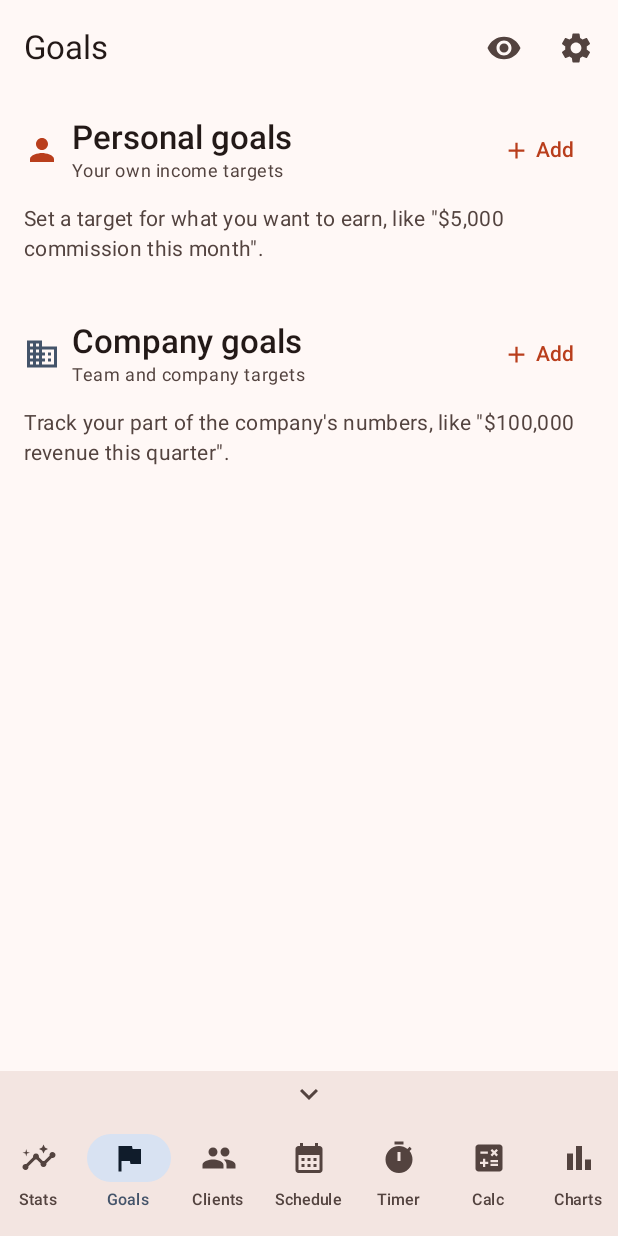
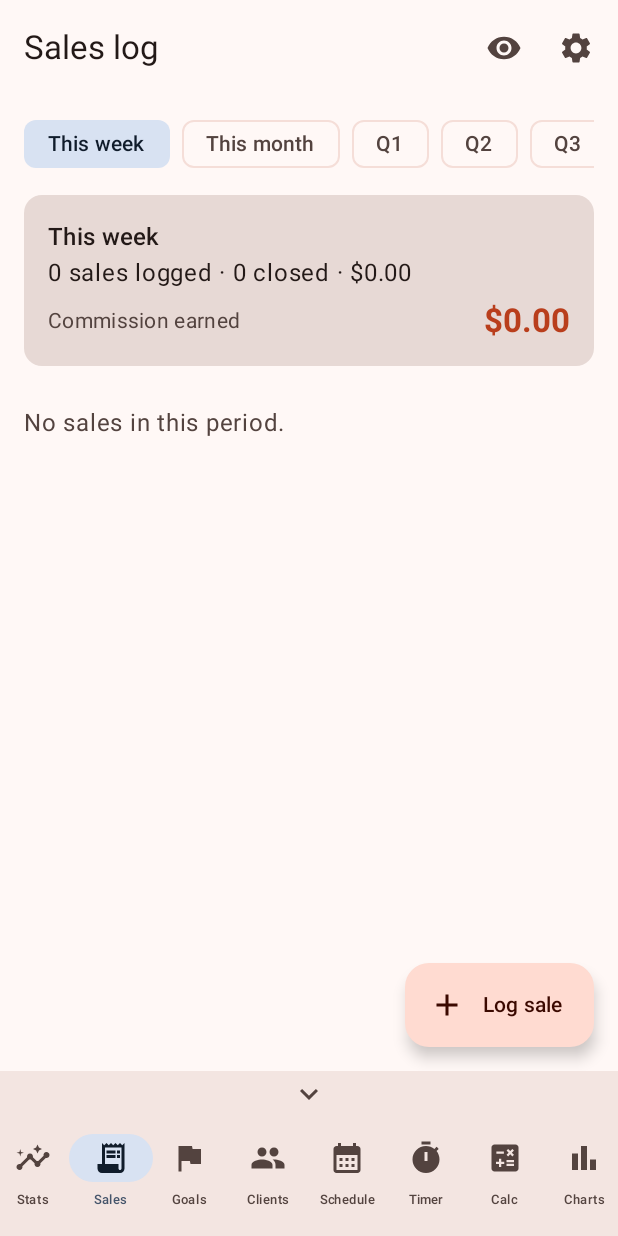
Before and after one commit to Ray-Aurelius/SalesTracker, an Android app built with Jetpack Compose: the composable SalesApp shown on its own in the app's theme, item 2 of the bottom bar chosen, on a phone screen of 412 x 824 dp. Run offline under Robolectric (Android 15) with nearby library versions, the phone set to English and light mode, and no system bars.

Commit message:
Sales tab with week/month/Q1-Q4/year/all-time filters; quarters on Stats; fingerprint/PIN to delete clients and sales
Co-Authored-By: Claude Opus 5.5 <noreply@anthropic.com>
Claude-Session: https://claude.ai/code/session_013fLhE5NWs9uEYnMEV2QD7t

```diff
--- a/app/src/main/java/com/salestracker/app/MainActivity.kt
+++ b/app/src/main/java/com/salestracker/app/MainActivity.kt
@@ -110,6 +110,8 @@ import com.salestracker.app.ui.AppViewModel
 import com.salestracker.app.ui.screens.AppearanceDialog
 import com.salestracker.app.ui.screens.CalculatorScreen
 import com.salestracker.app.ui.screens.ChartsScreen
+import androidx.compose.material.icons.automirrored.filled.ReceiptLong
+import com.salestracker.app.ui.screens.SalesScreen
 import com.salestracker.app.ui.screens.ScheduleScreen
 import com.salestracker.app.ui.screens.CalendarScreen
 import com.salestracker.app.ui.screens.ClientsScreen
@@ -211,6 +213,7 @@ class MainActivity : AppCompatActivity() {
 
 private enum class Tab(@StringRes val label: Int, @StringRes val title: Int, val icon: ImageVector) {
     DASHBOARD(R.string.tab_stats, R.string.title_stats, Icons.Filled.Insights),
+    SALES(R.string.tab_sales, R.string.title_sales, Icons.AutoMirrored.Filled.ReceiptLong),
     GOALS(R.string.tab_goals, R.string.title_goals, Icons.Filled.Flag),
     CLIENTS(R.string.tab_clients, R.string.title_clients, Icons.Filled.People),
     CALENDAR(R.string.tab_calendar, R.string.title_calendar, Icons.Filled.CalendarMonth),
@@ -350,6 +353,7 @@ internal fun SalesApp(vm: AppViewModel, isDark: Boolean) {
                 CompositionLocalProvider(LocalContentWidth provides maxWidth) {
                     when (tab) {
                         Tab.DASHBOARD -> DashboardScreen(vm, data)
+                        Tab.SALES -> SalesScreen(vm, data)
                         Tab.GOALS -> GoalsScreen(vm, data)
                         Tab.CLIENTS -> ClientsScreen(vm, data)
                         Tab.CALENDAR -> ScheduleScreen(vm, data)
--- a/app/src/main/java/com/salestracker/app/data/Stats.kt
+++ b/app/src/main/java/com/salestracker/app/data/Stats.kt
@@ -7,21 +7,40 @@ import java.time.LocalDate
 import java.time.ZoneId
 import java.time.temporal.TemporalAdjusters
 
+/**
+ * Time ranges for the Stats and Sales tabs. Weeks start on Monday; quarters are the current
+ * calendar year's (Q1 = January–March … Q4 = October–December).
+ */
 enum class Period(@StringRes val label: Int) {
     TODAY(R.string.period_today),
     WEEK(R.string.period_week),
     MONTH(R.string.period_month),
+    Q1(R.string.period_q1),
+    Q2(R.string.period_q2),
+    Q3(R.string.period_q3),
+    Q4(R.string.period_q4),
+    YEAR(R.string.period_year),
     ALL(R.string.period_all);
 
-    fun startMillis(zone: ZoneId = ZoneId.systemDefault()): Long {
-        val today = LocalDate.now(zone)
-        val start = when (this) {
-            TODAY -> today
-            WEEK -> today.with(TemporalAdjusters.previousOrSame(DayOfWeek.MONDAY))
-            MONTH -> today.withDayOfMonth(1)
-            ALL -> return 0L
-        }
-        return start.atStartOfDay(zone).toInstant().toEpochMilli()
+    /** First day of the range and the first day after it; null for all time. */
+    fun range(today: LocalDate = LocalDate.now()): Pair<LocalDate, LocalDate>? = when (this) {
+        TODAY -> today to today.plusDays(1)
+        WEEK -> today.with(TemporalAdjusters.previousOrSame(DayOfWeek.MONDAY)).let { it to it.plusWeeks(1) }
+        MONTH -> today.withDayOfMonth(1).let { it to it.plusMonths(1) }
+        Q1, Q2, Q3, Q4 -> LocalDate.of(today.year, (ordinal - Q1.ordinal) * 3 + 1, 1).let { it to it.plusMonths(3) }
+        YEAR -> today.withDayOfYear(1).let { it to it.plusYears(1) }
+        ALL -> null
+    }
+
+    fun startMillis(zone: ZoneId = ZoneId.systemDefault()): Long =
+        range(LocalDate.now(zone))?.first?.atStartOfDay(zone)?.toInstant()?.toEpochMilli() ?: 0L
+
+    /** The sales that fall in this range. */
+    fun filter(sales: List<Sale>, today: LocalDate = LocalDate.now(), zone: ZoneId = ZoneId.systemDefault()): List<Sale> {
+        val (from, to) = range(today) ?: return sales
+        val start = from.atStartOfDay(zone).toInstant().toEpochMilli()
+        val end = to.atStartOfDay(zone).toInstant().toEpochMilli()
+        return sales.filter { it.timestamp in start until end }
     }
 }
 
--- a/app/src/main/java/com/salestracker/app/security/AppAuth.kt
+++ b/app/src/main/java/com/salestracker/app/security/AppAuth.kt
@@ -27,6 +27,8 @@ object AppAuth {
         onSuccess: () -> Unit,
         onStart: () -> Unit = {},
         onEnd: () -> Unit = {},
+        title: Int = R.string.unlock_prompt_title,
+        subtitle: Int = R.string.unlock_prompt_subtitle,
     ) {
         onStart()
         val prompt = BiometricPrompt(
@@ -43,8 +45,8 @@ object AppAuth {
         )
         prompt.authenticate(
             BiometricPrompt.PromptInfo.Builder()
-                .setTitle(activity.getString(R.string.unlock_prompt_title))
-                .setSubtitle(activity.getString(R.string.unlock_prompt_subtitle))
+                .setTitle(activity.getString(title))
+                .setSubtitle(activity.getString(subtitle))
                 .setAllowedAuthenticators(ALLOWED)
                 .build()
         )
--- a/app/src/main/java/com/salestracker/app/ui/AppViewModel.kt
+++ b/app/src/main/java/com/salestracker/app/ui/AppViewModel.kt
@@ -178,6 +178,17 @@ class AppViewModel(app: Application) : AndroidViewModel(app) {
     fun chooseDarkMode(m: DarkMode) {
         darkMode = m
         settings.edit().putString("darkMode", m.name).apply()
+    }
+
+    /**
+     * Deleting a client or a sale, or erasing all data, first asks for the phone's fingerprint, face, PIN or
+     * password (on by default). Android checks it; the app never sees or stores the PIN.
+     */
+    var protectDeletes by mutableStateOf(settings.getBoolean("protectDeletes", true))
+        private set
+    fun changeProtectDeletes(on: Boolean) {
+        protectDeletes = on
+        settings.edit().putBoolean("protectDeletes", on).apply()
     }
 
     /** Where the tab menu sits: along the bottom (default) or down the left side. */
--- a/app/src/main/java/com/salestracker/app/ui/screens/Adaptive.kt
+++ b/app/src/main/java/com/salestracker/app/ui/screens/Adaptive.kt
@@ -13,6 +13,8 @@ import androidx.compose.material3.LocalTextStyle
 import androidx.compose.material3.Text
 import androidx.compose.runtime.Composable
 import androidx.compose.runtime.compositionLocalOf
+import com.salestracker.app.security.findActivity
+import androidx.compose.runtime.remember
 import androidx.compose.ui.Alignment
 import androidx.compose.ui.Modifier
 import androidx.compose.ui.graphics.TransformOrigin
@@ -146,3 +148,31 @@ fun AddFab(text: String, icon: ImageVector, onClick: () -> Unit, modifier: Modif
         modifier = modifier,
     )
 }
+
+/**
+ * Runs a deletion only after the owner proves it's them with the phone's fingerprint, face, PIN or
+ * password, when that protection is on and the phone has a screen lock. Otherwise runs it straight away
+ * (it has already been confirmed in a dialog).
+ */
+@Composable
+fun rememberOwnerCheck(vm: com.salestracker.app.ui.AppViewModel): ((() -> Unit) -> Unit) {
+    val context = androidx.compose.ui.platform.LocalContext.current
+    val protect = vm.protectDeletes
+    return remember(protect, context) {
+        { action ->
+            val activity = context.findActivity()
+            if (protect && activity != null && com.salestracker.app.security.AppAuth.isAvailable(context)) {
+                com.salestracker.app.security.AppAuth.authenticate(
+                    activity,
+                    onSuccess = action,
+                    onStart = vm::beginAuth,
+                    onEnd = vm::endAuth,
+                    title = com.salestracker.app.R.string.confirm_delete_title,
+                    subtitle = com.salestracker.app.R.string.confirm_delete_subtitle,
+                )
+            } else {
+                action()
+            }
+        }
+    }
+}
--- a/app/src/main/java/com/salestracker/app/ui/screens/ClientsScreen.kt
+++ b/app/src/main/java/com/salestracker/app/ui/screens/ClientsScreen.kt
@@ -86,6 +86,7 @@ import com.salestracker.app.ui.AppViewModel
 
 @Composable
 fun ClientsScreen(vm: AppViewModel, data: AppData) {
+    val ownerCheck = rememberOwnerCheck(vm)
     var query by rememberSaveable { mutableStateOf("") }
     var adding by remember { mutableStateOf(false) }
     var editing by remember { mutableStateOf<Client?>(null) }
@@ -178,7 +179,8 @@ fun ClientsScreen(vm: AppViewModel, data: AppData) {
             newId = vm::newId,
             onDismiss = { adding = false; editing = null },
             onSave = vm::saveClientWithFollowUp,
-            onDelete = { id, withRecords -> if (withRecords) vm.deleteClientAndRecords(id) else vm.deleteClient(id) },
+            // The phone's fingerprint / PIN check comes after the confirm dialog, before anything is removed.
+            onDelete = { id, withRecords -> ownerCheck { if (withRecords) vm.deleteClientAndRecords(id) else vm.deleteClient(id) } },
         )
     }
 }
--- a/app/src/main/java/com/salestracker/app/ui/screens/DashboardScreen.kt
+++ b/app/src/main/java/com/salestracker/app/ui/screens/DashboardScreen.kt
@@ -71,13 +71,10 @@ import com.salestracker.app.ui.AppViewModel
 fun DashboardScreen(vm: AppViewModel, data: AppData) {
     var period by rememberSaveable { mutableStateOf(Period.WEEK) }
     var adding by remember { mutableStateOf(false) }
-    var editing by remember { mutableStateOf<Sale?>(null) }
-    var deleting by remember { mutableStateOf<Sale?>(null) }
     var editingRate by remember { mutableStateOf(false) }
     var reporting by remember { mutableStateOf(false) }
 
-    val start = period.startMillis()
-    val sales = data.sales.filter { it.timestamp >= start }.sortedByDescending { it.timestamp }
+    val sales = period.filter(data.sales)
     val stats = SalesStats.of(sales, data.defaultCommissionPercent)
     val clientsById = data.clients.associateBy { it.id }
 
@@ -184,29 +181,6 @@ fun DashboardScreen(vm: AppViewModel, data: AppData) {
                     { StatCard(stringResource(R.string.avg_time), formatDuration(stats.averageSeconds), it) },
                 )
             }
-            item {
-                Text(
-                    stringResource(R.string.sales_header, sales.size),
-                    style = MaterialTheme.typography.titleMedium,
-                    modifier = Modifier.padding(top = 8.dp).semantics { heading() },
-                )
-            }
-            if (sales.isEmpty()) {
-                item {
-                    Text(
-                        stringResource(R.string.no_sales_period),
-                        color = MaterialTheme.colorScheme.onSurfaceVariant,
-                    )
-                }
-            }
-            items(sales, key = { it.id }) { sale ->
-                SaleCard(
-                    sale = sale,
-                    clientName = sale.clientId?.let { clientsById[it]?.fullName } ?: stringResource(LocalTerms.current.noClient),
-                    onClick = { editing = sale },
-                    onDelete = { deleting = sale },
-                )
-            }
         }
         AddFab(
             stringResource(LocalTerms.current.logSale), Icons.Filled.Add, onClick = { adding = true },
@@ -214,12 +188,12 @@ fun DashboardScreen(vm: AppViewModel, data: AppData) {
         )
     }
 
-    if (adding || editing != null) {
+    if (adding) {
         SaleDialog(
-            initial = editing,
+            initial = null,
             clients = data.clients,
             newId = vm::newId,
-            onDismiss = { adding = false; editing = null },
+            onDismiss = { adding = false },
             onSave = vm::saveSale,
             defaultCommissionPercent = data.defaultCommissionPercent,
             defaultUpsellOnly = data.defaultCommissionUpsellOnly,
@@ -233,9 +207,6 @@ fun DashboardScreen(vm: AppViewModel, data: AppData) {
             onSave = vm::setDefaultCommission,
             onDismiss = { editingRate = false },
         )
-    }
-    deleting?.let { s ->
-        ConfirmDeleteDialog(stringResource(R.string.delete_sale_q), onConfirm = { vm.deleteSale(s.id) }, onDismiss = { deleting = null })
     }
 }
 
--- /dev/null
+++ b/app/src/main/java/com/salestracker/app/ui/screens/SalesScreen.kt
@@ -0,0 +1,145 @@
+package com.salestracker.app.ui.screens
+
+import androidx.compose.foundation.horizontalScroll
+import androidx.compose.foundation.layout.Arrangement
+import androidx.compose.foundation.layout.Box
+import androidx.compose.foundation.layout.Column
+import androidx.compose.foundation.layout.PaddingValues
+import androidx.compose.foundation.layout.Row
+import androidx.compose.foundation.layout.fillMaxSize
+import androidx.compose.foundation.layout.fillMaxWidth
+import androidx.compose.foundation.layout.padding
+import androidx.compose.foundation.lazy.LazyColumn
+import androidx.compose.foundation.lazy.items
+import androidx.compose.foundation.rememberScrollState
+import androidx.compose.material.icons.Icons
+import androidx.compose.material.icons.filled.Add
+import androidx.compose.material3.Card
+import androidx.compose.material3.FilterChip
+import androidx.compose.material3.MaterialTheme
+import androidx.compose.material3.Text
+import androidx.compose.runtime.Composable
+import androidx.compose.runtime.getValue
+import androidx.compose.runtime.mutableStateOf
+import androidx.compose.runtime.remember
+import androidx.compose.runtime.saveable.rememberSaveable
+import androidx.compose.runtime.setValue
+import androidx.compose.ui.Alignment
+import androidx.compose.ui.Modifier
+import androidx.compose.ui.res.pluralStringResource
+import androidx.compose.ui.res.stringResource
+import androidx.compose.ui.semantics.heading
+import androidx.compose.ui.semantics.semantics
+import androidx.compose.ui.text.font.FontWeight
+import androidx.compose.ui.unit.dp
+import com.salestracker.app.R
+import com.salestracker.app.data.AppData
+import com.salestracker.app.data.LocalTerms
+import com.salestracker.app.data.Period
+import com.salestracker.app.data.Sale
+import com.salestracker.app.data.SalesStats
+import com.salestracker.app.data.formatMoney
+import com.salestracker.app.ui.AppViewModel
+
+/**
+ * The sales log: every sale for the chosen period (this week, this month, Q1–Q4, this year or all time),
+ * newest first, with a summary on top. Tap a sale to edit it; deleting asks for the owner's fingerprint or PIN.
+ */
+@Composable
+fun SalesScreen(vm: AppViewModel, data: AppData) {
+    var period by rememberSaveable { mutableStateOf(Period.WEEK) }
+    var adding by remember { mutableStateOf(false) }
+    var editing by remember { mutableStateOf<Sale?>(null) }
+    var deleting by remember { mutableStateOf<Sale?>(null) }
+    val ownerCheck = rememberOwnerCheck(vm)
+
+    val sales = period.filter(data.sales).sortedByDescending { it.timestamp }
+    val stats = SalesStats.of(sales, data.defaultCommissionPercent)
+    val clientsById = data.clients.associateBy { it.id }
+
+    Box(Modifier.fillMaxSize()) {
+        LazyColumn(
+            contentPadding = PaddingValues(start = 16.dp, end = 16.dp, top = 8.dp, bottom = 96.dp),
+            verticalArrangement = Arrangement.spacedBy(10.dp),
+        ) {
+            item {
+                Row(Modifier.horizontalScroll(rememberScrollState()), horizontalArrangement = Arrangement.spacedBy(8.dp)) {
+                    // Today isn't offered here: the log is for looking back over a stretch of time.
+                    Period.entries.filter { it != Period.TODAY }.forEach { p ->
+                        FilterChip(selected = period == p, onClick = { period = p }, label = { Text(stringResource(p.label)) })
+                    }
+                }
+            }
+            item {
+                Card(Modifier.fillMaxWidth().semantics(mergeDescendants = true) {}) {
+                    Column(Modifier.padding(16.dp)) {
+                        Text(
+                            stringResource(period.label),
+                            style = MaterialTheme.typography.titleMedium,
+                            fontWeight = FontWeight.SemiBold,
+                            modifier = Modifier.semantics { heading() },
+                        )
+                        Text(
+                            pluralStringResource(R.plurals.day_sales_summary, stats.opportunities, stats.opportunities, stats.closed, formatMoney(stats.revenue)),
+                            style = MaterialTheme.typography.bodyLarge,
+                        )
+                        TitleValueRow(
+                            modifier = Modifier.padding(top = 6.dp),
+                            title = { Text(stringResource(R.string.commission_earned), style = MaterialTheme.typography.bodyMedium, color = MaterialTheme.colorScheme.onSurfaceVariant) },
+                            value = {
+                                Text(
+                                    formatMoney(stats.commission),
+                                    style = MaterialTheme.typography.titleLarge,
+                                    fontWeight = FontWeight.Bold,
+                                    color = MaterialTheme.colorScheme.primary,
+                                    maxLines = 1,
+                                )
+                            },
+                        )
+                    }
+                }
+            }
+            if (sales.isEmpty()) {
+                item {
+                    Text(
+                        stringResource(R.string.sales_empty_period),
+                        color = MaterialTheme.colorScheme.onSurfaceVariant,
+                        modifier = Modifier.padding(vertical = 16.dp),
+                    )
+                }
+            }
+            items(sales, key = { it.id }) { sale ->
+                SaleCard(
+                    sale = sale,
+                    clientName = sale.clientId?.let { clientsById[it]?.fullName } ?: stringResource(LocalTerms.current.noClient),
+                    onClick = { editing = sale },
+                    onDelete = { deleting = sale },
+                )
+            }
+        }
+        AddFab(
+            stringResource(LocalTerms.current.logSale), Icons.Filled.Add, onClick = { adding = true },
+            modifier = Modifier.align(Alignment.BottomEnd).padding(16.dp),
+        )
+    }
+
+    if (adding || editing != null) {
+        SaleDialog(
+            initial = editing,
+            clients = data.clients,
+            newId = vm::newId,
+            onDismiss = { adding = false; editing = null },
+            onSave = vm::saveSale,
+            defaultCommissionPercent = data.defaultCommissionPercent,
+            defaultUpsellOnly = data.defaultCommissionUpsellOnly,
+        )
+    }
+    deleting?.let { s ->
+        // Confirm first, then the phone's fingerprint / PIN check before anything is removed.
+        ConfirmDeleteDialog(
+            stringResource(R.string.delete_sale_q),
+            onConfirm = { ownerCheck { vm.deleteSale(s.id) } },
+            onDismiss = { deleting = null },
+        )
+    }
+}
--- a/app/src/main/res/values/strings.xml
+++ b/app/src/main/res/values/strings.xml
@@ -690,4 +690,17 @@
     <string name="delete_task">Delete task</string>
     <string name="delete_task_q">Delete this task?</string>
     <string name="notif_task_private_title">Task reminder</string>
+
+    <!-- Sales tab, quarters, protected deletes -->
+    <string name="tab_sales">Sales</string>
+    <string name="title_sales">Sales log</string>
+    <string name="period_q1">Q1</string>
+    <string name="period_q2">Q2</string>
+    <string name="period_q3">Q3</string>
+    <string name="period_q4">Q4</string>
+    <string name="sales_empty_period">No sales in this period.</string>
+    <string name="protect_deletes">Confirm deletions with fingerprint or PIN</string>
+    <string name="protect_deletes_desc">Deleting a client or a sale asks for your fingerprint, face or phone PIN first. Erasing all data always does.</string>
+    <string name="confirm_delete_title">Confirm it\'s you</string>
+    <string name="confirm_delete_subtitle">Use your fingerprint, face or phone PIN to delete</string>
 </resources>
```
Also changed, not shown: app/src/main/java/com/salestracker/app/ui/screens/SecurityScreen.kt (+8 -0 lines), 19 other files.
